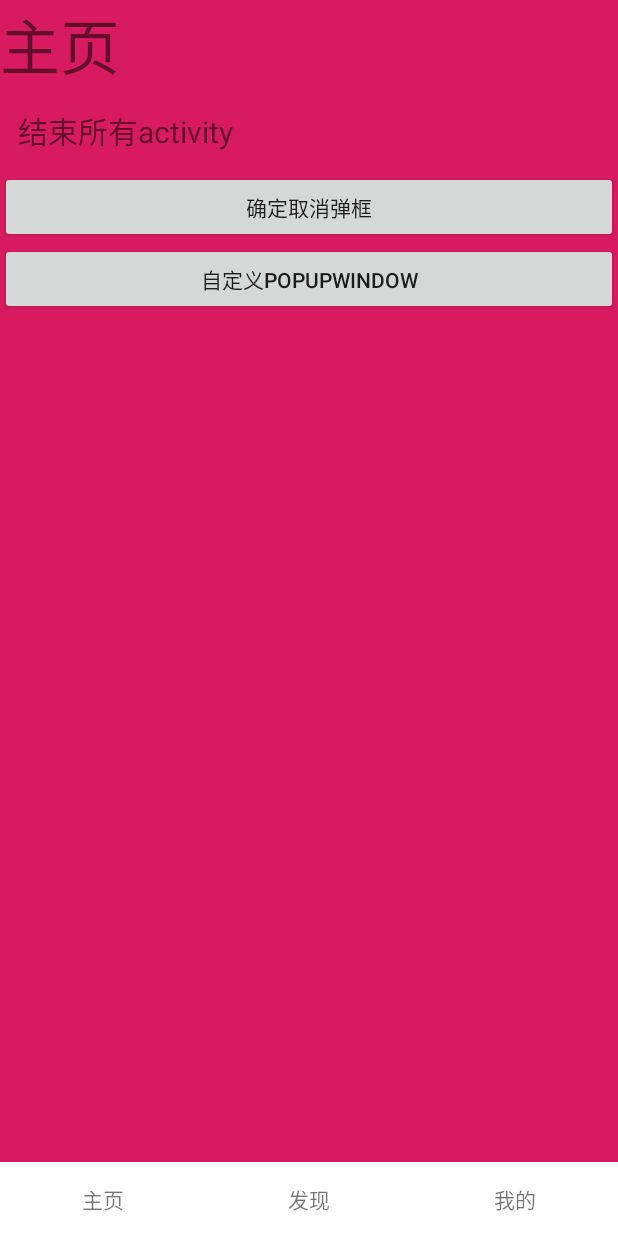
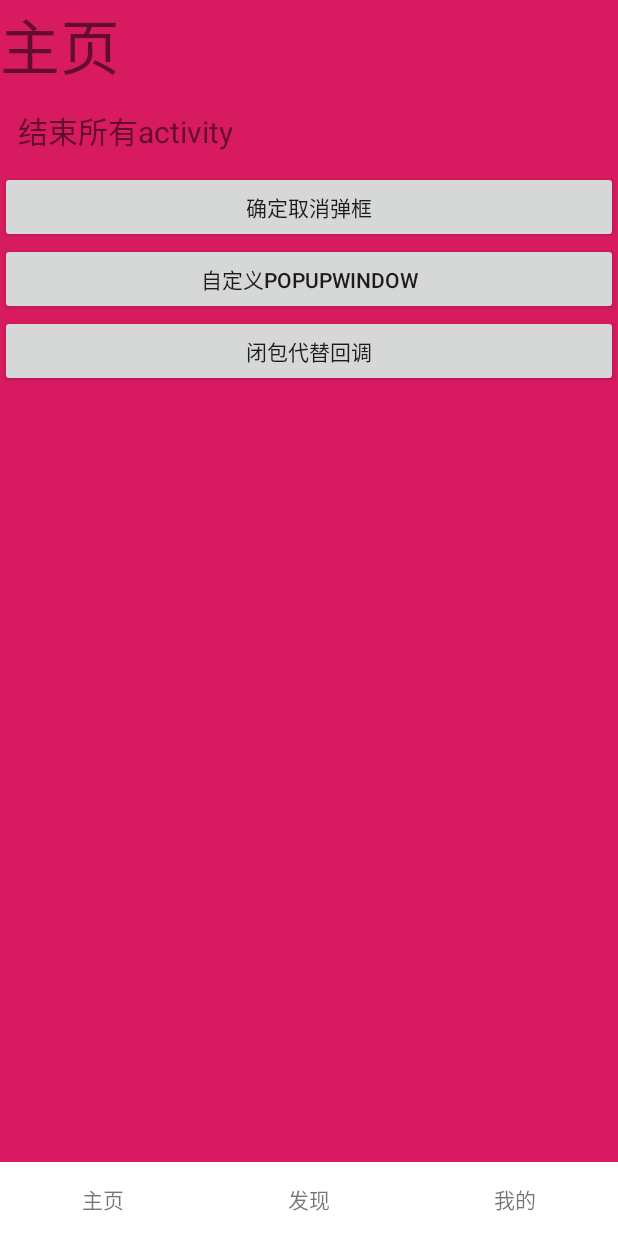
Before and after one commit to leenc123/Kotlin_frame, an Android app: the fragment HomeFgt placed in its activity, on a phone screen of 412 x 824 dp. Run offline under Robolectric (Android 15) with nearby library versions, the phone set to English and light mode, and no system bars; libraries missing offline, so code that uses them is left out: com.gyf.immersionbar, com.lxj.xpopup, me.yokeyword.fragmentation; 3 statements that could not run were skipped.

Commit message:
闭包测试

```diff
--- a/app/src/main/res/layout/fgt_home.xml
+++ b/app/src/main/res/layout/fgt_home.xml
@@ -30,5 +30,10 @@
         android:layout_width="match_parent"
         android:layout_height="wrap_content"
         android:text="自定义popupwindow" />
+    <Button
+            android:id="@+id/btn_bb"
+            android:layout_width="match_parent"
+            android:layout_height="wrap_content"
+            android:text="闭包代替回调" />
 
 </LinearLayout>
```
Also changed, not shown: app/src/main/java/com/leen/kotlin_demo/FragmentAty.kt (+6 -2 lines), app/src/main/java/com/leen/kotlin_demo/frgment/HomeFgt.kt (+8 -1 lines).
